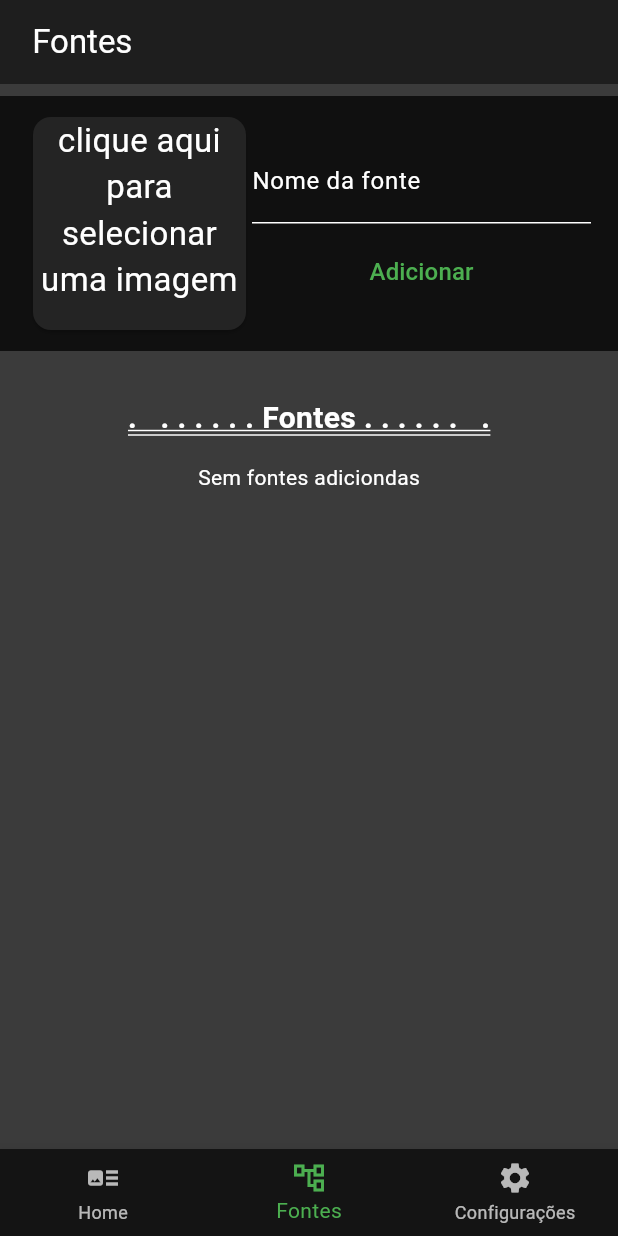
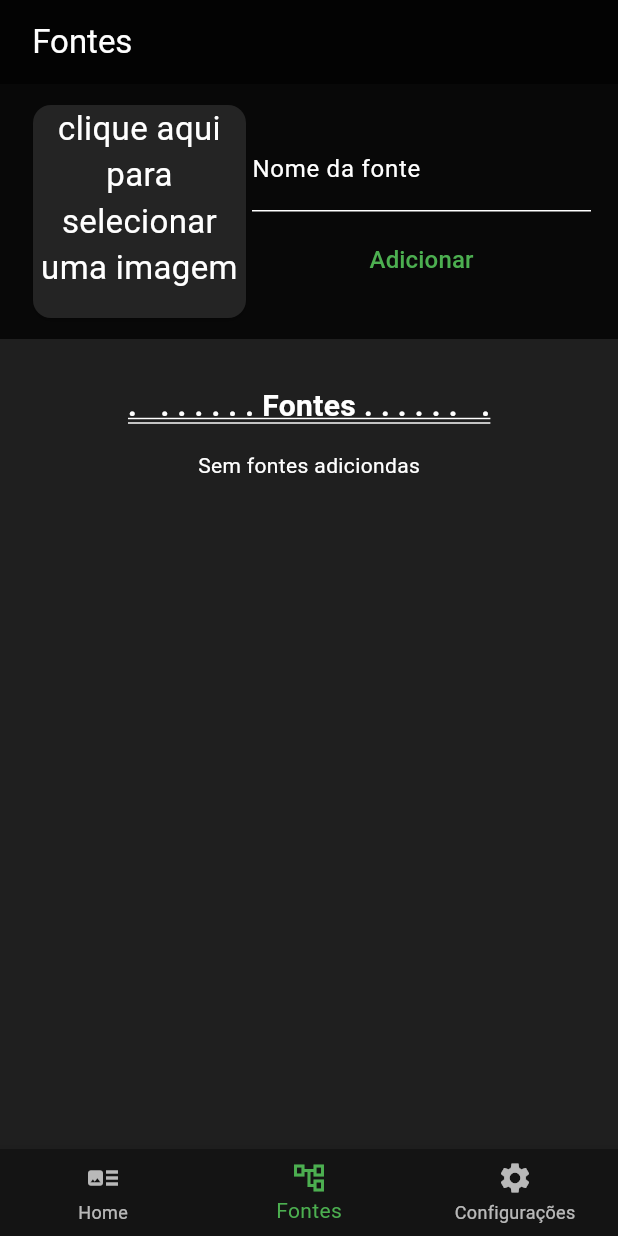
Before and after one commit to Yan-SO/my_manga, a Flutter app: the screen it shows after launch, item 2 of the bottom bar chosen, on a phone screen of 412 x 824 dp. Run offline on Flutter 3.47's test engine with Material 3 defaults, Android fonts, the phone set to English and light mode, and no system bars; our stand-ins replace file_picker, image_picker, permission_handler, sqflite, webview_flutter; accounts and stored records are empty.

Commit message:
Update UI visuals and theme colors
- Adjusted various visual elements for a more cohesive design.

```diff
--- a/lib/src/ui/components/item_card.dart
+++ b/lib/src/ui/components/item_card.dart
@@ -32,6 +32,11 @@
         findMangas();
       },
       child: Card(
+        shape: RoundedRectangleBorder(
+          borderRadius: BorderRadius.circular(8),
+          side: BorderSide(
+              width: 0.5, color: Theme.of(context).colorScheme.onSecondary),
+        ),
         color: Theme.of(context).colorScheme.secondary,
         child: Padding(
           padding: const EdgeInsets.all(12.0),
--- a/lib/src/ui/theme/colors_theme.dart
+++ b/lib/src/ui/theme/colors_theme.dart
@@ -6,13 +6,13 @@
     const brightness = Brightness.dark; // Modo de brilho escuro
     const primary = Color(0xFF4CAF50); // Cor do texto sobre a cor primária
     const onPrimary = Color(0xFF333333); // Cor primária
-    const secondary = Color(0xFF1E1E1E); // Cor secundária
+    const secondary = Color.fromARGB(255, 3, 3, 3); // Cor secundária
     const onSecondary = Colors.white; // Cor do texto sobre a cor secundária
-    const tertiary = Color(0xFF6D6D6D);
+    const tertiary = Color.fromARGB(255, 25, 25, 25);
     const onTertiary = Color.fromARGB(255, 221, 221, 221);
     const error = Colors.red; // Cor de erro
     const onError = Colors.white; // Cor do texto sobre a cor de erro
-    const surface = Color.fromARGB(255, 59, 59, 59); // Cor da superfície
+    const surface = Color.fromARGB(255, 31, 31, 31); // Cor da superfície
     const onSurface = Colors.white; // Cor do texto sobre a cor da superfície
 
     return const ColorScheme(
```
Also changed, not shown: lib/src/ui/screens/fonts_page.dart (+15 -8 lines), lib/src/ui/screens/manga_page.dart (+1 -28 lines).
